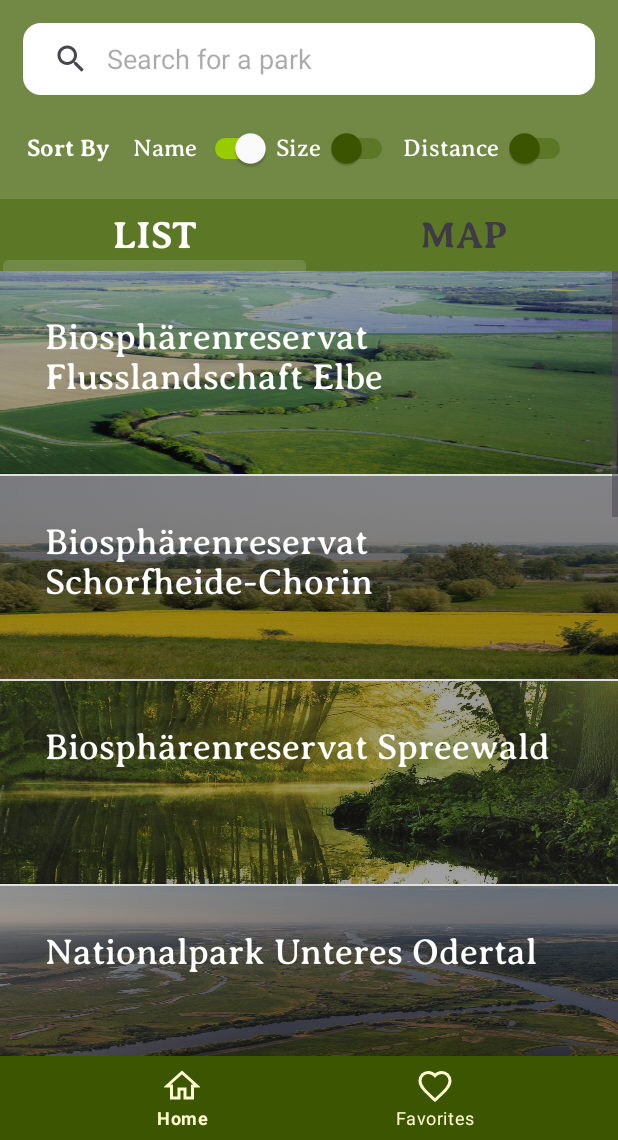
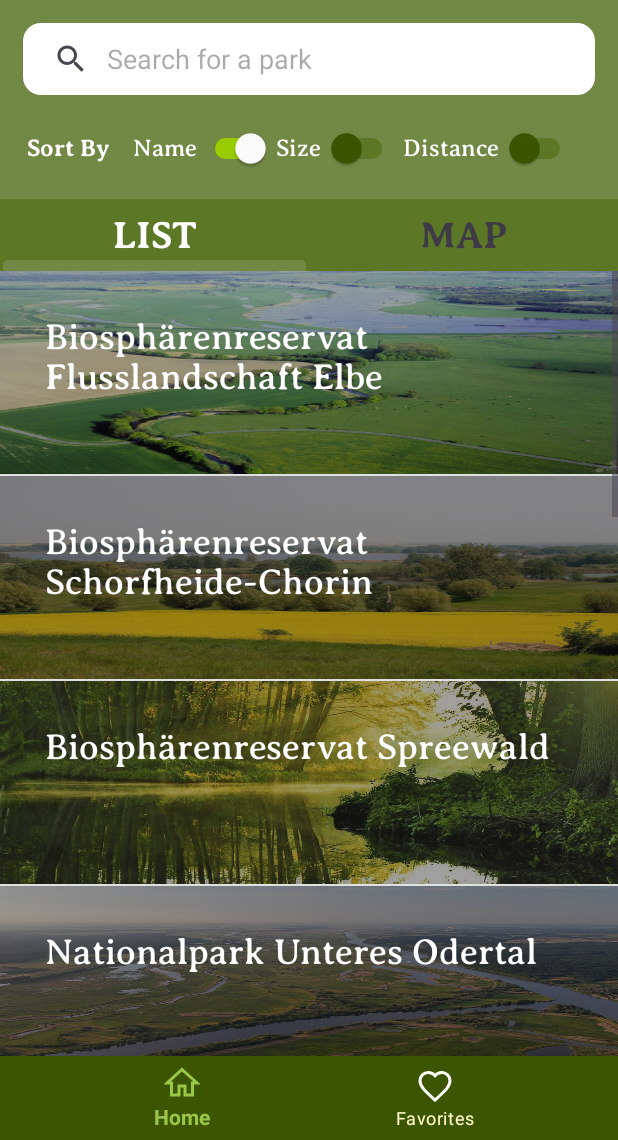
Before and after one commit to nodell111/natur_bb_app, an Android app: the MainActivity screen opened directly, with no data from a screen before it, on a phone screen of 412 x 824 dp, the part 96-1236 px from its top. Run offline under Robolectric (Android 15) with nearby library versions, the light colour scheme and no system bars.

Commit message:
highlight
nav button highlight

```diff
--- /dev/null
+++ b/NaturBB/app/src/main/res/drawable/selector_bottom_nav.xml
@@ -0,0 +1,5 @@
+<?xml version="1.0" encoding="utf-8"?>
+<selector xmlns:android="http://schemas.android.com/apk/res/android">
+    <item android:color="@color/nav_active" android:state_selected="true"/>
+    <item android:color="@color/white" android:state_selected="false"/>
+</selector>
--- /dev/null
+++ b/NaturBB/app/src/main/res/drawable/selector_bottom_nav_text.xml
@@ -0,0 +1,8 @@
+<?xml version="1.0" encoding="utf-8"?>
+<selector xmlns:android="http://schemas.android.com/apk/res/android">
+    <!-- Unselected state -->
+    <item android:color="@color/cream" android:state_checked="false" />
+
+    <!-- Selected state -->
+    <item android:color="@color/nav_active" android:state_checked="true" />
+</selector>
--- a/NaturBB/app/src/main/res/layout/activity_main.xml
+++ b/NaturBB/app/src/main/res/layout/activity_main.xml
@@ -184,17 +184,20 @@
         android:focusableInTouchMode="true"
         android:layout_below="@id/infoButton" />
 
+
     <com.google.android.material.bottomnavigation.BottomNavigationView
         android:id="@+id/bottom_navigation"
-        android:layout_width="match_parent"
+        style="@style/Widget.MaterialComponents.BottomNavigationView.Colored"
+        android:layout_width="fill_parent"
         android:layout_height="wrap_content"
         android:layout_alignParentBottom="true"
-        app:menu="@menu/bottom_menu"
-        style="@style/Widget.MaterialComponents.BottomNavigationView.Colored"
-        app:itemTextColor="@color/cream"
-        app:itemIconTint="@color/cream"
+        android:background="@color/dark_green"
+        app:itemIconTint="@drawable/selector_bottom_nav"
+        app:itemTextAppearanceActive="@color/light_green"
+        app:itemTextColor="@drawable/selector_bottom_nav_text"
         app:labelVisibilityMode="auto"
-        android:background="@color/dark_green">
-    </com.google.android.material.bottomnavigation.BottomNavigationView>
+        android:padding="0dp"
+        app:menu="@menu/bottom_menu"/>
+
 
 </RelativeLayout>
--- a/NaturBB/app/src/main/res/values/colors.xml
+++ b/NaturBB/app/src/main/res/values/colors.xml
@@ -8,6 +8,6 @@
     <color name="mid_green">#5c7826</color>
     <color name="dark_green">#3B5500</color>
     <color name="cream">#FFFDD0</color>
-    <color name="cream_semi_transparent">#FFFDD0F2</color>
->>>>>>> origin/main
+    <color name="transparent">#00000000</color>
+    <color name="nav_active">#9bc748</color>
 </resources>
```
